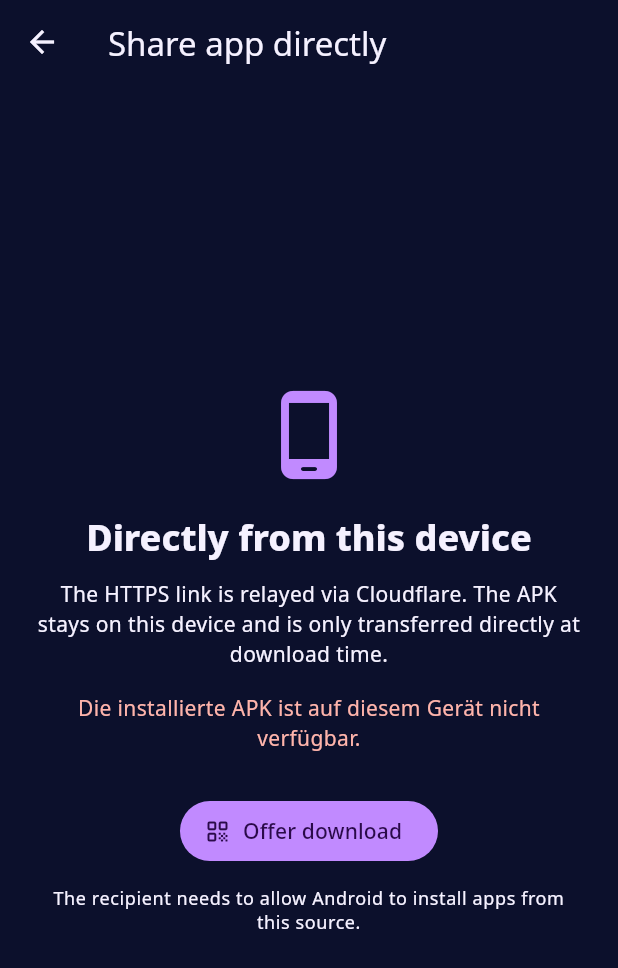
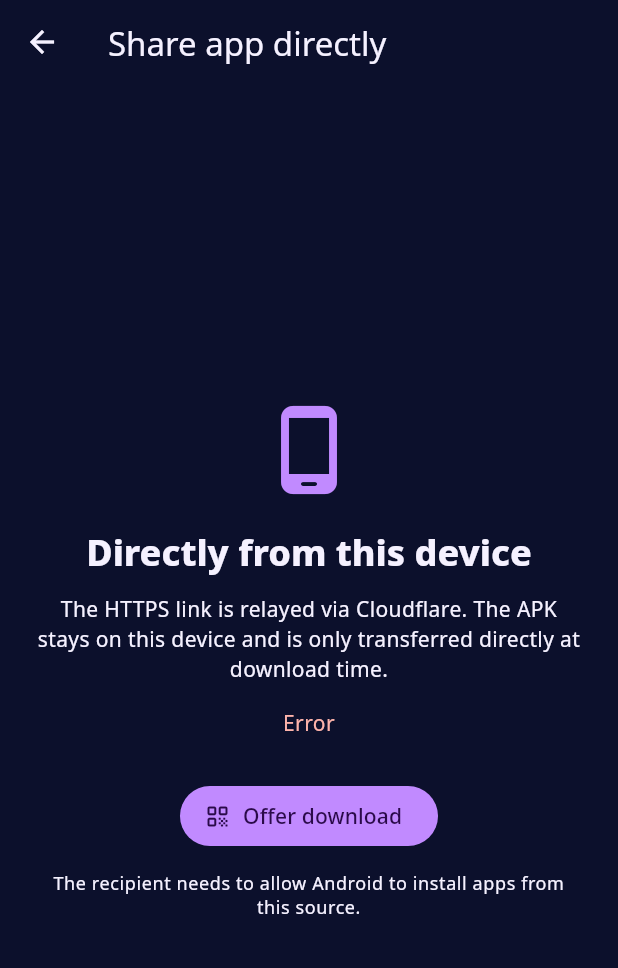
Before and after one commit to Loggableim/snail-translate, a Flutter app: the AppShareScreen screen opened by its route, after a tap on "Offer download", on a phone screen of 412 x 824 dp. Shown: the top 968 px of the screen. Run offline on Flutter 3.47's test engine with Material 3 defaults, Android fonts, the phone set to English and light mode, and no system bars; our stand-ins replace flutter_secure_storage, package_info_plus, qr_flutter, shared_preferences, wakelock_plus; missing offline and left inert: flutter_webrtc, mobile_scanner, msgpack_dart; accounts and stored records are empty; generated files the repository leaves out were written again.

Commit message:
localize app share failures

```diff
--- a/flutter_app/lib/screens/app_share_screen.dart
+++ b/flutter_app/lib/screens/app_share_screen.dart
@@ -54,7 +54,7 @@ class _StartShare extends StatelessWidget {
         ),
         if (share.error != null) ...[
           const SizedBox(height: 16),
-          Text(share.error!,
+          Text(share.localizedError(l10n),
               textAlign: TextAlign.center,
               style: TextStyle(color: Theme.of(context).colorScheme.error)),
         ],
--- a/flutter_app/lib/services/app_share_service.dart
+++ b/flutter_app/lib/services/app_share_service.dart
@@ -10,8 +10,10 @@ import 'package:web_socket_channel/io.dart';
 
 import 'api_keys.dart';
 import 'user_identity_service.dart';
+import '../l10n/app_localizations.dart';
 
 enum AppShareStatus { ready, preparing, linkReady, guestConnected, transferring, finished, disconnected, failed }
+enum AppShareErrorCode { unavailable, tunnel, transfer }
 
 /// Offers this device's installed APK over an ephemeral Cloudflare websocket
 /// tunnel. The APK remains a File on the host; no APK bytes are uploaded or
@@ -36,6 +38,7 @@ class AppShareService extends ChangeNotifier {
   DateTime? _transferStartedAt;
   AppShareStatus _status = AppShareStatus.ready;
   String? _error;
+  AppShareErrorCode? _errorCode;
 
   bool get isSharing => _tunnel != null && _url != null;
   String? get url => _url;
@@ -48,6 +51,8 @@ class AppShareService extends ChangeNotifier {
   bool get isTransferring => _isTransferring;
   AppShareStatus get status => _status;
   String? get error => _error;
+  AppShareErrorCode? get errorCode => _errorCode;
+  String localizedError(AppLocalizations l10n) => l10n.commonError;
   double get progress => _apkBytes == null || _apkBytes == 0
       ? 0
       : (_transferredBytes / _apkBytes!).clamp(0, 1);
@@ -61,6 +66,7 @@ class AppShareService extends ChangeNotifier {
   Future<void> start() async {
     if (isSharing || _isPreparing) return;
     _error = null;
+    _errorCode = null;
     _isPreparing = true;
     _status = AppShareStatus.preparing;
     notifyListeners();
@@ -107,7 +113,9 @@ class AppShareService extends ChangeNotifier {
       await _connectHostTunnel();
       _expiryTimer = Timer(_ttl, stop);
     } catch (error) {
-      _error = error.toString().replaceFirst('Bad state: ', '').replaceFirst('StateError: ', '');
+      _error = 'app_share_unavailable';
+      _errorCode = AppShareErrorCode.unavailable;
+      debugPrint('[AppShare] start failed: $error');
       _status = AppShareStatus.failed;
       await stop();
     } finally {
@@ -124,7 +132,9 @@ class AppShareService extends ChangeNotifier {
     _tunnel = tunnel;
     await tunnel.ready;
     _tunnelSubscription = tunnel.stream.listen(_onTunnelMessage, onError: (Object error) {
-      _error = 'Tunnelfehler: $error'; _status = AppShareStatus.disconnected; notifyListeners();
+      _error = 'app_share_tunnel'; _errorCode = AppShareErrorCode.tunnel;
+      debugPrint('[AppShare] tunnel failed: $error');
+      _status = AppShareStatus.disconnected; notifyListeners();
     }, onDone: () {
       if (_status != AppShareStatus.finished) { _status = AppShareStatus.disconnected; notifyListeners(); }
     });
@@ -179,7 +189,9 @@ class AppShareService extends ChangeNotifier {
       _isTransferring = false;
       _downloads++;
     } catch (error) {
-      _error = 'Übertragung fehlgeschlagen: $error';
+      _error = 'app_share_transfer';
+      _errorCode = AppShareErrorCode.transfer;
+      debugPrint('[AppShare] transfer failed: $error');
       _status = AppShareStatus.failed;
       tunnel.sink.add(jsonEncode({'type': 'transfer_error'}));
       _isTransferring = false;
```
